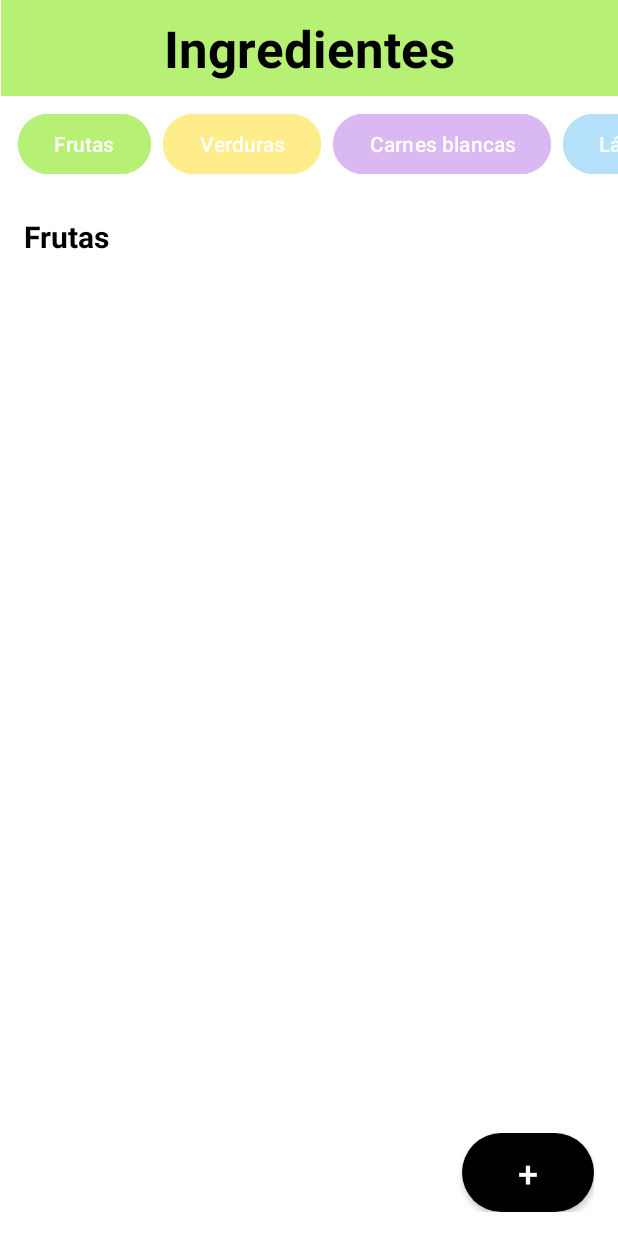
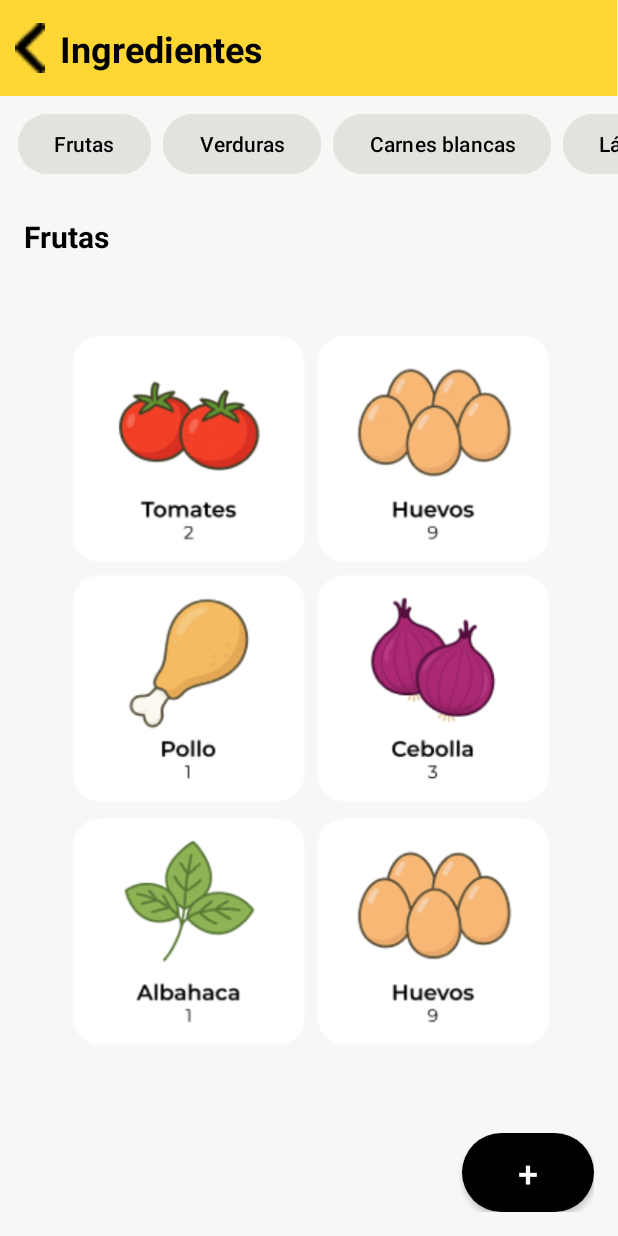
Before and after one commit to Necroo1/parcial1-am-acn4av-saracho, an Android app: the screen it shows after launch (MainActivity), on a phone screen of 412 x 824 dp. Run offline under Robolectric (Android 15) with nearby library versions, the phone set to English and light mode, and no system bars.

Commit message:
feat: update colors and colors buttons, color background

```diff
--- a/app/src/main/res/layout/activity_main.xml
+++ b/app/src/main/res/layout/activity_main.xml
@@ -5,41 +5,55 @@
     android:id="@+id/main"
     android:layout_width="match_parent"
     android:layout_height="match_parent"
-    android:background="@color/white"
+    android:background="@color/bacground"
     tools:context=".MainActivity">
 
     <androidx.constraintlayout.widget.ConstraintLayout
         android:id="@+id/title_bar"
         android:layout_width="411dp"
         android:layout_height="64dp"
-        android:background="@color/primary_green"
+        android:background="@color/yellow"
         app:layout_constraintEnd_toEndOf="parent"
+        app:layout_constraintHorizontal_bias="0.0"
         app:layout_constraintStart_toStartOf="parent"
         app:layout_constraintTop_toTopOf="parent">
 
         <TextView
             android:id="@+id/stock_title"
-            android:layout_width="wrap_content"
-            android:layout_height="wrap_content"
+            android:layout_width="154dp"
+            android:layout_height="34dp"
             android:text="@string/stock"
             android:textColor="@color/black"
-            android:textSize="34sp"
+            android:textSize="24sp"
             android:textStyle="bold"
             app:layout_constraintBottom_toBottomOf="parent"
             app:layout_constraintEnd_toEndOf="parent"
+            app:layout_constraintHorizontal_bias="0.155"
             app:layout_constraintStart_toStartOf="parent"
-            app:layout_constraintTop_toTopOf="parent" />
+            app:layout_constraintTop_toTopOf="parent"
+            app:layout_constraintVertical_bias="0.533" />
+
+        <ImageView
+            android:id="@+id/imageView2"
+            android:layout_width="29dp"
+            android:layout_height="33dp"
+            app:layout_constraintBottom_toBottomOf="parent"
+            app:layout_constraintEnd_toStartOf="@+id/stock_title"
+            app:layout_constraintStart_toStartOf="parent"
+            app:layout_constraintTop_toTopOf="parent"
+            app:srcCompat="@drawable/back" />
 
     </androidx.constraintlayout.widget.ConstraintLayout>
+
     <HorizontalScrollView
         android:id="@+id/categories_scroll_view"
         android:layout_width="0dp"
         android:layout_height="wrap_content"
         android:layout_marginTop="8dp"
         android:scrollbars="none"
-        app:layout_constraintTop_toBottomOf="@+id/title_bar"
+        app:layout_constraintEnd_toEndOf="parent"
         app:layout_constraintStart_toStartOf="parent"
-        app:layout_constraintEnd_toEndOf="parent">
+        app:layout_constraintTop_toBottomOf="@+id/title_bar">
 
         <LinearLayout
             android:id="@+id/categories_layout"
@@ -53,40 +67,45 @@
                 android:layout_width="wrap_content"
                 android:layout_height="wrap_content"
                 android:layout_marginHorizontal="4dp"
-                android:backgroundTint="@color/primary_green"
-                android:text="@string/category_fruits" />
+                android:backgroundTint="@color/color_buttons"
+                android:text="@string/category_fruits"
+                android:textColor="@color/black" />
 
             <Button
                 android:id="@+id/category_vegetables_button"
                 android:layout_width="wrap_content"
                 android:layout_height="wrap_content"
                 android:layout_marginHorizontal="4dp"
-                android:backgroundTint="@color/secondary_yellow"
-                android:text="@string/category_vegetables" />
+                android:backgroundTint="@color/color_buttons"
+                android:text="@string/category_vegetables"
+                android:textColor="@color/black" />
 
             <Button
                 android:id="@+id/category_white_meats_button"
                 android:layout_width="wrap_content"
                 android:layout_height="wrap_content"
                 android:layout_marginHorizontal="4dp"
-                android:backgroundTint="@color/tertiary_purple"
-                android:text="@string/category_white_meats" />
+                android:backgroundTint="@color/color_buttons"
+                android:text="@string/category_white_meats"
+                android:textColor="@color/black" />
 
             <Button
                 android:id="@+id/category_dairy_button"
                 android:layout_width="wrap_content"
                 android:layout_height="wrap_content"
                 android:layout_marginHorizontal="4dp"
-                android:backgroundTint="@color/accent_blue"
-                android:text="@string/category_dairy" />
+                android:backgroundTint="@color/color_buttons"
+                android:text="@string/category_dairy"
+                android:textColor="@color/black" />
 
             <Button
                 android:id="@+id/category_red_meats_button"
                 android:layout_width="wrap_content"
                 android:layout_height="wrap_content"
                 android:layout_marginHorizontal="4dp"
-                android:backgroundTint="@color/black"
-                android:text="@string/category_red_meats" />
+                android:backgroundTint="@color/color_buttons"
+                android:text="@string/category_red_meats"
+                android:textColor="@color/black" />
 
         </LinearLayout>
 
@@ -105,15 +124,26 @@
         app:layout_constraintStart_toStartOf="parent"
         app:layout_constraintTop_toBottomOf="@+id/categories_scroll_view" />
 
+    <ImageView
+        android:id="@+id/imageView"
+        android:layout_width="389dp"
+        android:layout_height="484dp"
+        android:layout_marginBottom="40dp"
+        app:layout_constraintBottom_toTopOf="@+id/addButtonContainer"
+        app:layout_constraintEnd_toEndOf="parent"
+        app:layout_constraintHorizontal_bias="0.478"
+        app:layout_constraintStart_toStartOf="parent"
+        app:srcCompat="@drawable/ejemplo" />
+
     <LinearLayout
         android:id="@+id/addButtonContainer"
         android:layout_width="0dp"
         android:layout_height="wrap_content"
+        android:gravity="end"
         android:orientation="horizontal"
-        android:gravity="end"
         android:padding="16dp"
-        app:layout_constraintStart_toStartOf="parent"
+        app:layout_constraintBottom_toBottomOf="parent"
         app:layout_constraintEnd_toEndOf="parent"
-        app:layout_constraintBottom_toBottomOf="parent">
-    </LinearLayout>
+        app:layout_constraintStart_toStartOf="parent"></LinearLayout>
+
 </androidx.constraintlayout.widget.ConstraintLayout>
--- a/app/src/main/res/values/colors.xml
+++ b/app/src/main/res/values/colors.xml
@@ -1,9 +1,9 @@
 <?xml version="1.0" encoding="utf-8"?>
 <resources>
-    <color name="primary_green">#B6F075</color>
+    <color name="yellow">#FFD735</color>
     <color name="secondary_yellow">#FFEC8B</color>
-    <color name="tertiary_purple">#DAB9F2</color>
-    <color name="accent_blue">#B5E1FA</color>
+    <color name="color_buttons">#E4E2DF</color>
+    <color name="bacground">#F8F7F5</color>
     <color name="black">#000000</color>
     <color name="white">#FFFFFF</color>
 </resources>
```
Also changed, not shown: app/src/main/res/drawable/back.png (added), app/src/main/res/drawable/ejemplo.png (added).
